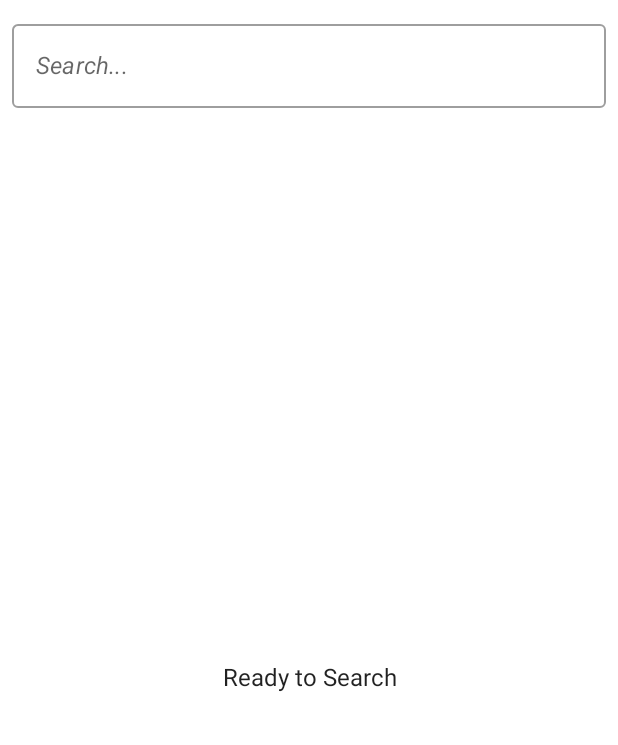
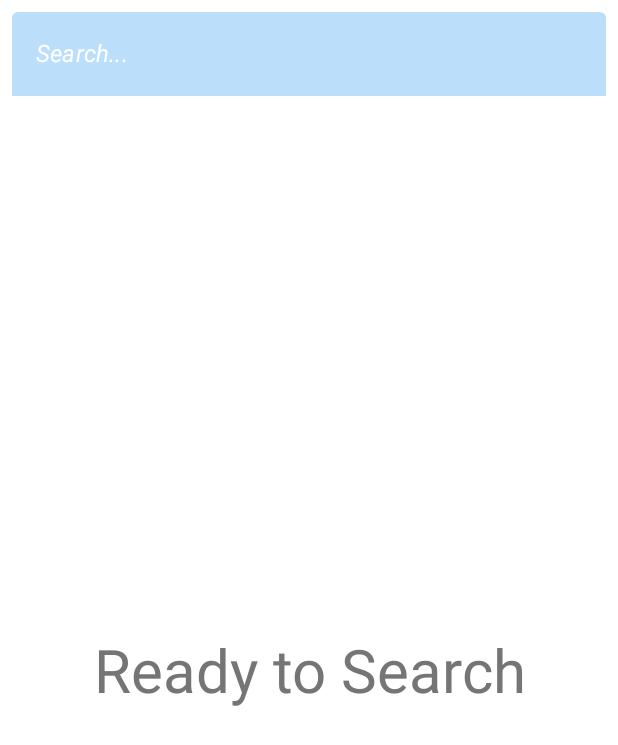
Before and after one commit to LeonelEstrada90/MTGCardRulings, an Android app built with Jetpack Compose: the screen it shows after launch (MainActivity), on a phone screen of 412 x 824 dp. Shown: the top 745 px of the screen. Run offline under Robolectric (Android 15) with nearby library versions, the phone set to English and light mode, and no system bars; our stand-ins replace Dagger/Hilt's generated code; pictures from the network do not load.

Commit message:
styling changes to details and search results screen

```diff
--- a/app/src/main/java/com/gmail/jaycastro100/us/mtgcardrulings/data/model/CardMapper.kt
+++ b/app/src/main/java/com/gmail/jaycastro100/us/mtgcardrulings/data/model/CardMapper.kt
@@ -14,7 +14,7 @@ fun CardSearchResponseData.toCardForDisplay(
 
     return CardForDisplayScreen(
         cardName = name,
-        singleSidedCardLayoutImage = image_uris?.large,
+        singleSidedCardLayoutImage = image_uris?.border_crop,
         legalities = legalities,
         twoSidedCardLayoutBackImage = transformBackImage,
         twoSidedCardLayoutFrontImage = transformFrontImage,
--- a/app/src/main/java/com/gmail/jaycastro100/us/mtgcardrulings/presentation/details/CardDetailsState.kt
+++ b/app/src/main/java/com/gmail/jaycastro100/us/mtgcardrulings/presentation/details/CardDetailsState.kt
@@ -1,9 +1,10 @@
 package com.gmail.jaycastro100.us.mtgcardrulings.presentation.details
-
-import com.gmail.jaycastro100.us.mtgcardrulings.data.model.rulingsresponse.RulingsResponseData
 
 data class CardDetailsState(
     val infoForDisplay : CardForDisplayScreen? = null,
     val isLoading : Boolean = true,
+    val hasError : Boolean = true,
+
+    //only for 2 sided cards, front is true back is false
     val frontSide : Boolean = true
 )
--- a/app/src/main/java/com/gmail/jaycastro100/us/mtgcardrulings/presentation/details/DetailsScreen.kt
+++ b/app/src/main/java/com/gmail/jaycastro100/us/mtgcardrulings/presentation/details/DetailsScreen.kt
@@ -20,6 +20,7 @@ import androidx.hilt.navigation.compose.hiltViewModel
 import coil.compose.SubcomposeAsyncImage
 import com.gmail.jaycastro100.us.mtgcardrulings.data.model.rulingsresponse.RulingsResponseData
 import com.gmail.jaycastro100.us.mtgcardrulings.ui.theme.BackgroundGray
+import com.gmail.jaycastro100.us.mtgcardrulings.ui.theme.DarkGrayText
 
 @Composable
 fun DetailsScreen(
--- a/app/src/main/java/com/gmail/jaycastro100/us/mtgcardrulings/presentation/searchresults/SearchResultsScreen.kt
+++ b/app/src/main/java/com/gmail/jaycastro100/us/mtgcardrulings/presentation/searchresults/SearchResultsScreen.kt
@@ -1,5 +1,3 @@
-
-
 package com.gmail.jaycastro100.us.mtgcardrulings.presentation.searchresults
 
 import androidx.compose.foundation.BorderStroke
@@ -9,10 +7,10 @@ import androidx.compose.foundation.clickable
 import androidx.compose.foundation.layout.*
 import androidx.compose.foundation.lazy.LazyColumn
 import androidx.compose.foundation.lazy.items
-import androidx.compose.material.Card
-import androidx.compose.material.OutlinedTextField
-import androidx.compose.material.Scaffold
-import androidx.compose.material.Text
+import androidx.compose.foundation.shape.CircleShape
+import androidx.compose.foundation.shape.CornerSize
+import androidx.compose.foundation.shape.RoundedCornerShape
+import androidx.compose.material.*
 import androidx.compose.runtime.Composable
 import androidx.compose.runtime.mutableStateOf
 import androidx.compose.runtime.remember
@@ -20,7 +18,9 @@ import androidx.compose.runtime.*
 import androidx.compose.ui.Alignment
 import androidx.compose.ui.Alignment.Companion.Center
 import androidx.compose.ui.Modifier
+import androidx.compose.ui.draw.clip
 import androidx.compose.ui.graphics.Color
+import androidx.compose.ui.graphics.Shape
 import androidx.compose.ui.layout.ContentScale
 import androidx.compose.ui.text.font.FontStyle
 import androidx.compose.ui.text.style.TextAlign
@@ -28,8 +28,7 @@ import androidx.compose.ui.unit.dp
 import androidx.compose.ui.unit.sp
 import androidx.hilt.navigation.compose.hiltViewModel
 import coil.compose.SubcomposeAsyncImage
-import com.gmail.jaycastro100.us.mtgcardrulings.ui.theme.BackgroundGray
-import com.gmail.jaycastro100.us.mtgcardrulings.ui.theme.Indigo
+import com.gmail.jaycastro100.us.mtgcardrulings.ui.theme.*
 
 @Composable
 fun SearchResultsScreen(
@@ -41,29 +40,41 @@ fun SearchResultsScreen(
 
     Scaffold(
         modifier = Modifier
-            .fillMaxWidth()
-            .background(Indigo),
+            .fillMaxWidth(),
         content = {
 
             Column(
-                modifier = Modifier.fillMaxWidth()
+                modifier = Modifier
+                    .fillMaxWidth()
+                    .background(Color.White)
             ) {
 
-                OutlinedTextField(
+                TextField(
                     value = searchState.value.searchQuery,
+                    modifier = Modifier
+                        .fillMaxWidth()
+                        .heightIn()
+                        .padding(8.dp),
+                    colors = TextFieldDefaults.textFieldColors(
+                        textColor = SecondGrayText,
+                        disabledTextColor = Color.Transparent,
+                        backgroundColor = LightBlue,
+                        focusedIndicatorColor = Color.Transparent,
+                        unfocusedIndicatorColor = Color.Transparent,
+                        disabledIndicatorColor = Color.Transparent
+
+                    ),
                     onValueChange = {
                         viewModel.onSearchQueryChanged(it)
                     },
-                    modifier = Modifier
-                        .fillMaxWidth()
-                        .padding(8.dp),
                     singleLine = true,
                     label = {
                         Text(
                             text = "Search...",
-                            fontStyle = FontStyle.Italic
+                            fontStyle = FontStyle.Italic,
+                            color = Color.White
                         )
-                    }
+                    },
                 )
 
                 Box(
@@ -88,7 +99,8 @@ fun SearchResultsScreen(
                         LazyColumn {
                             items(searchState.value.searchResults) { item ->
                                 SingleItem(
-                                    cardName = item.name.toString(), item.id.toString(),
+                                    cardName = item.name.toString(),
+                                    item.id.toString(),
                                     thumbnailUrl = item.image_uris?.art_crop.toString(),
                                     onItemClick = { id ->
                                         onItemClick(id)
@@ -121,7 +133,9 @@ fun StatusMessage(message : String, modifier : Modifier) {
     Text(
         text = message,
         textAlign = TextAlign.Center,
-        modifier = modifier
+        modifier = modifier,
+        color = SecondGrayText,
+        fontSize = 40.sp
     )
 }
 
@@ -165,7 +179,7 @@ fun SingleItem(
                 model = thumbnailUrl,
                 contentDescription = null,
                 contentScale = ContentScale.Fit
-                )
+            )
             Text(
                 text = cardName,
                 fontSize = 24.sp,
--- a/app/src/main/java/com/gmail/jaycastro100/us/mtgcardrulings/ui/theme/Color.kt
+++ b/app/src/main/java/com/gmail/jaycastro100/us/mtgcardrulings/ui/theme/Color.kt
@@ -7,4 +7,7 @@ val Purple500 = Color(0xFF6200EE)
 val Purple700 = Color(0xFF3700B3)
 val Teal200 = Color(0xFF03DAC5)
 val BackgroundGray = Color(0xFFF5F5F5)
-val Indigo = Color(0xFF303F9F)
+val LightBlue = Color(0xFFBBDEFB)
+val TextGray = Color(0xFF9E9E9E)
+val DarkGrayText = Color(0xFF607D8B)
+val SecondGrayText = Color(0xFF757575)
```
Also changed, not shown: app/src/main/java/com/gmail/jaycastro100/us/mtgcardrulings/presentation/details/DetailsScreenViewModel.kt (+7 -3 lines), app/src/main/java/com/gmail/jaycastro100/us/mtgcardrulings/presentation/details/usecase/IGetSingleCardInfoUseCase.kt (+13 -13 lines).
